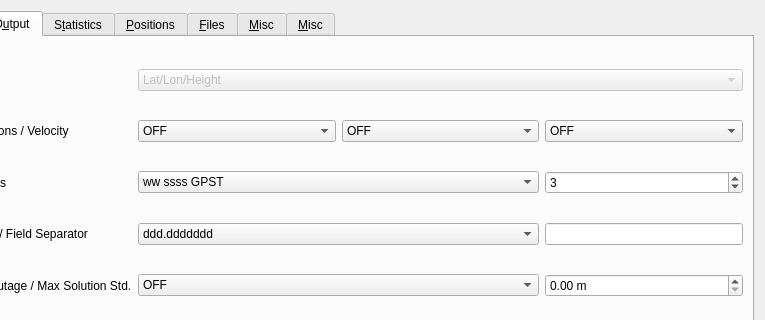
The window that app/qtapp/appcmn_qt/navi_post_opt.ui (lhuisman/myRTKLIB) describes before a commit, drawn with Qt 5; both pictures show x 166 to 931 and y 0 to 320 of the 931 by 626 pixel window.
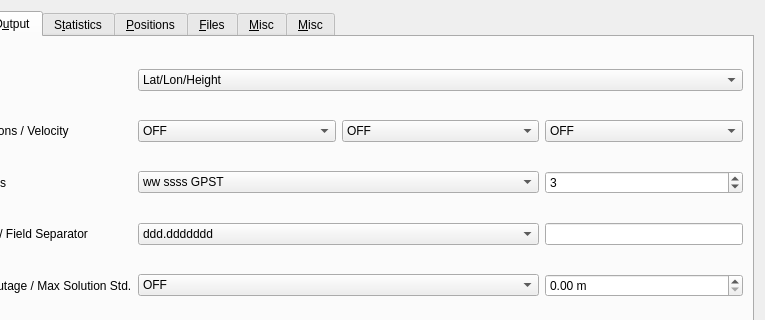
The same window after the commit. The open tabs and pages were chosen to show the change. Icons and pictures are not drawn. Custom widgets are drawn as their Qt base class.

Commit message:
qt gui solution format: enable by default
There is no logic to enabled this otherwise.

```diff
--- a/app/qtapp/appcmn_qt/navi_post_opt.ui
+++ b/app/qtapp/appcmn_qt/navi_post_opt.ui
@@ -1365,7 +1365,7 @@
        <item row="0" column="1" colspan="3">
         <widget class="QComboBox" name="cBSolutionFormat">
          <property name="enabled">
-          <bool>false</bool>
+          <bool>true</bool>
          </property>
          <property name="toolTip">
           <string>&lt;html&gt;&lt;head/&gt;&lt;body&gt;&lt;p&gt;Output format for the solution (option: &lt;span style=&quot; font-style:italic;&quot;&gt;out-solformat&lt;/span&gt;)&lt;/p&gt;&lt;/body&gt;&lt;/html&gt;</string>
```
